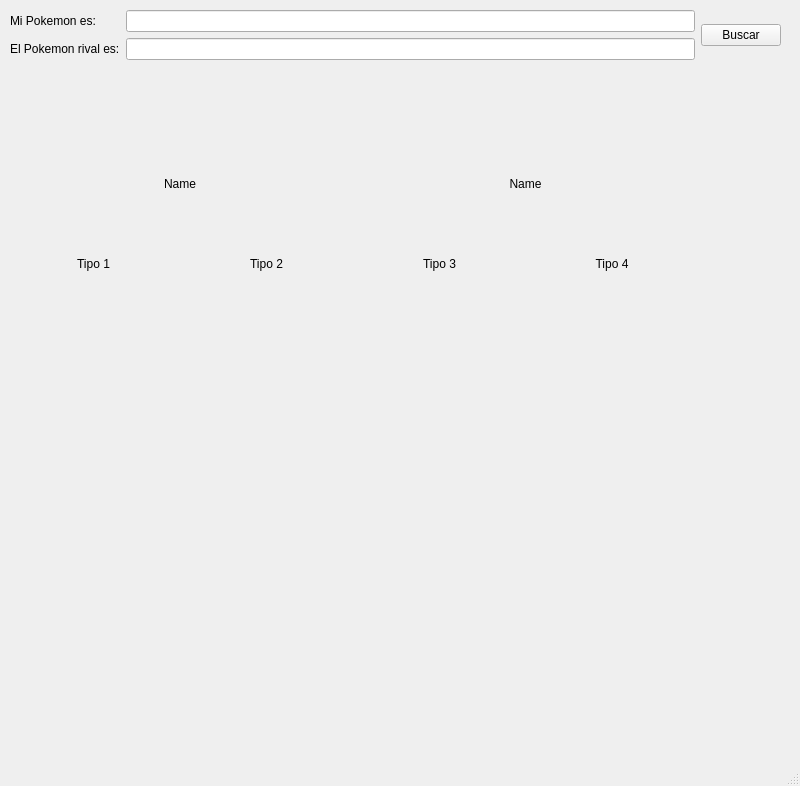
The window that Designer_Ui_Models/Comparator.ui (jnardosp/localPokedex) describes before a commit, drawn with Qt 5.
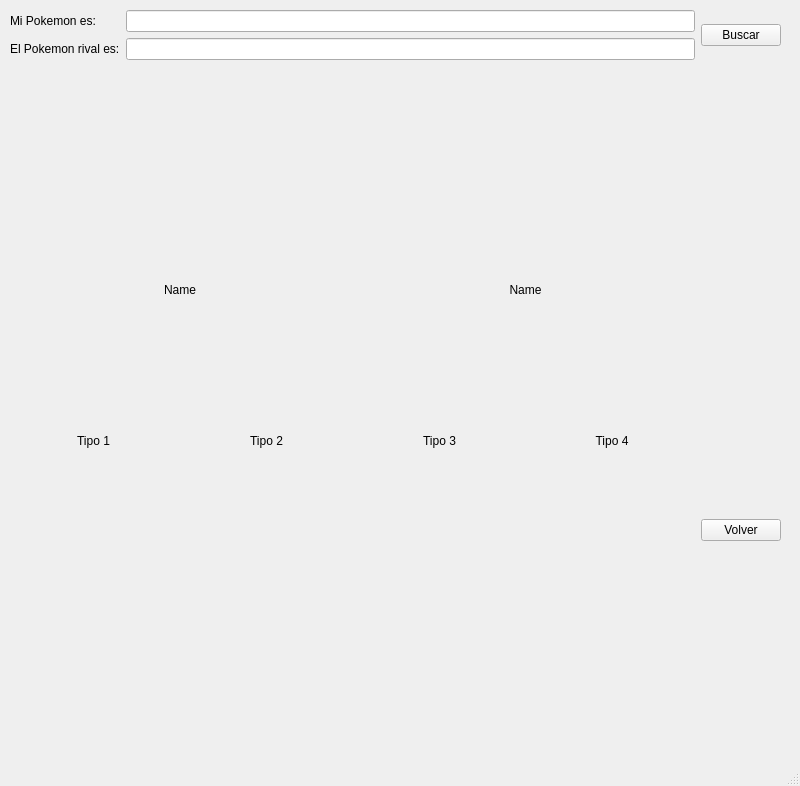
The same window after the commit. Icons and pictures are not drawn.

The edit to the form file:
```diff
--- a/Designer_Ui_Models/Comparator.ui
+++ b/Designer_Ui_Models/Comparator.ui
@@ -178,6 +178,13 @@
        </property>
       </widget>
      </item>
+     <item row="6" column="2">
+      <widget class="QPushButton" name="pushButton">
+       <property name="text">
+        <string>Volver</string>
+       </property>
+      </widget>
+     </item>
     </layout>
    </widget>
   </widget>
```
